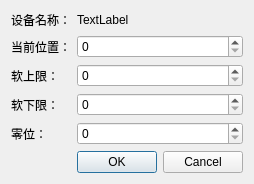
Qt form ui/settingpara.ui (niuyuxin/touchScreen) before a commit.
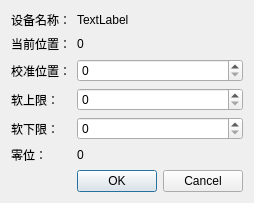
The same form after that commit.

The edit to the form file:
```diff
--- a/ui/settingpara.ui
+++ b/ui/settingpara.ui
@@ -7,7 +7,7 @@
     <x>0</x>
     <y>0</y>
     <width>240</width>
-    <height>177</height>
+    <height>179</height>
    </rect>
   </property>
   <property name="windowTitle">
@@ -28,40 +28,54 @@
      </property>
     </widget>
    </item>
-   <item row="1" column="1">
-    <widget class="QSpinBox" name="currentPosSpinBox"/>
-   </item>
-   <item row="2" column="0">
+   <item row="3" column="0">
     <widget class="QLabel" name="label_3">
      <property name="text">
       <string>软上限：</string>
      </property>
     </widget>
    </item>
-   <item row="2" column="1">
-    <widget class="QSpinBox" name="upLimittedPosSpinBox"/>
-   </item>
-   <item row="3" column="0">
-    <widget class="QLabel" name="label_4">
-     <property name="text">
-      <string>软下限：</string>
-     </property>
-    </widget>
-   </item>
    <item row="3" column="1">
-    <widget class="QSpinBox" name="downLimittedPosSpinBox"/>
+    <widget class="QSpinBox" name="upLimittedPosSpinBox">
+     <property name="sizePolicy">
+      <sizepolicy hsizetype="Preferred" vsizetype="Fixed">
+       <horstretch>0</horstretch>
+       <verstretch>0</verstretch>
+      </sizepolicy>
+     </property>
+     <property name="maximum">
+      <number>100000</number>
+     </property>
+    </widget>
    </item>
    <item row="4" column="0">
+    <widget class="QLabel" name="label_4">
+     <property name="text">
+      <string>软下限：</string>
+     </property>
+    </widget>
+   </item>
+   <item row="4" column="1">
+    <widget class="QSpinBox" name="downLimittedPosSpinBox">
+     <property name="sizePolicy">
+      <sizepolicy hsizetype="Preferred" vsizetype="Fixed">
+       <horstretch>0</horstretch>
+       <verstretch>0</verstretch>
+      </sizepolicy>
+     </property>
+     <property name="maximum">
+      <number>100000</number>
+     </property>
+    </widget>
+   </item>
+   <item row="5" column="0">
     <widget class="QLabel" name="label_5">
      <property name="text">
       <string>零位：</string>
      </property>
     </widget>
    </item>
-   <item row="4" column="1">
-    <widget class="QSpinBox" name="zeroPosSpinBox"/>
-   </item>
-   <item row="6" column="1">
+   <item row="7" column="1">
     <widget class="QDialogButtonBox" name="settingParaButtonBox">
      <property name="standardButtons">
       <set>QDialogButtonBox::Cancel|QDialogButtonBox::Ok</set>
@@ -78,6 +92,40 @@
      </property>
     </widget>
    </item>
+   <item row="1" column="1">
+    <widget class="QLabel" name="actualPosLabel">
+     <property name="text">
+      <string>0</string>
+     </property>
+    </widget>
+   </item>
+   <item row="2" column="0">
+    <widget class="QLabel" name="label_6">
+     <property name="text">
+      <string>校准位置：</string>
+     </property>
+    </widget>
+   </item>
+   <item row="2" column="1">
+    <widget class="QSpinBox" name="calPosSpinBox">
+     <property name="sizePolicy">
+      <sizepolicy hsizetype="Preferred" vsizetype="Fixed">
+       <horstretch>0</horstretch>
+       <verstretch>0</verstretch>
+      </sizepolicy>
+     </property>
+     <property name="maximum">
+      <number>100000</number>
+     </property>
+    </widget>
+   </item>
+   <item row="5" column="1">
+    <widget class="QLabel" name="zeroPosLabel">
+     <property name="text">
+      <string>0</string>
+     </property>
+    </widget>
+   </item>
   </layout>
  </widget>
  <resources/>
```
